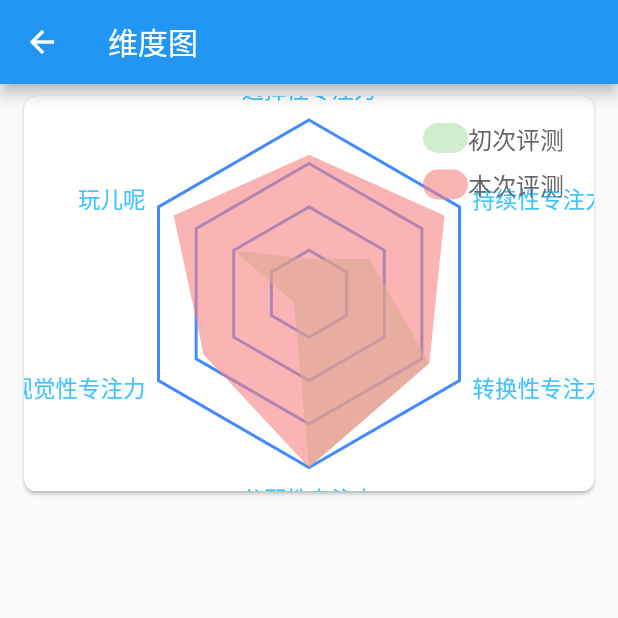
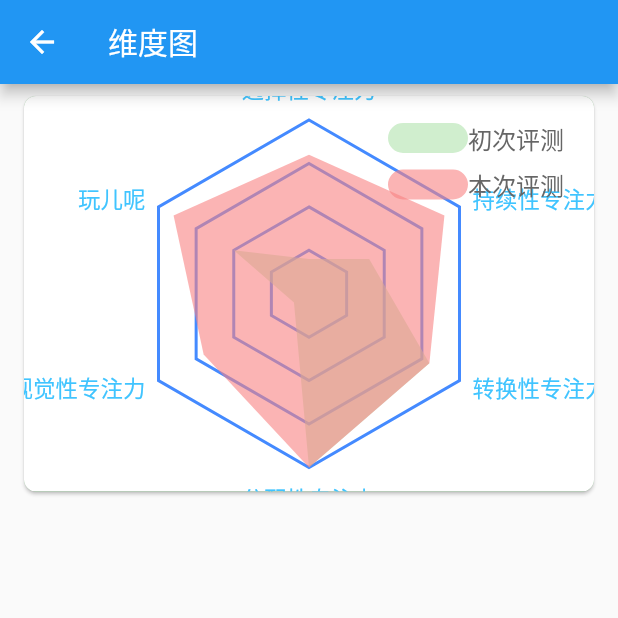
Before and after one commit to KirstenDunst/FlutterChart, a Flutter app: the ChartDimensionalityView screen opened by its route, on a phone screen of 412 x 824 dp, the top half of it. Run offline on Flutter 3.47's test engine with Material 2 defaults, Android fonts, the phone set to English and light mode, and no system bars; our stand-ins replace path_drawing.

Commit message:
Update chart_dimensionality_painter.dart

```diff
--- a/lib/chart/painter/chart_dimensionality_painter.dart
+++ b/lib/chart/painter/chart_dimensionality_painter.dart
@@ -2,7 +2,7 @@
  * @Author: Cao Shixin
  * @Date: 2020-07-17 17:38:37
  * @LastEditors: Cao Shixin
- * @LastEditTime: 2020-08-11 14:19:41
+ * @LastEditTime: 2020-08-11 14:30:56
  * @Description:
  * @Email: cao_shixin@yahoo.com
  * @Company: BrainCo
@@ -219,7 +219,7 @@ class ChartDimensionalityPainter extends BasePainter {
       tp.paint(canvas, Offset(size.width - tp.width - 20, begainDy));
       //绘制标记小椭圆
       double rightBegainCenterX = size.width - tp.width - 20 - 10;
-      double strghtWidth = 10;
+      double strghtWidth = (tp.height - 4) / 6 * 10;
       double strghtHeight = tp.height - 4;
       Path tipPath = Path()
         ..moveTo(
```
